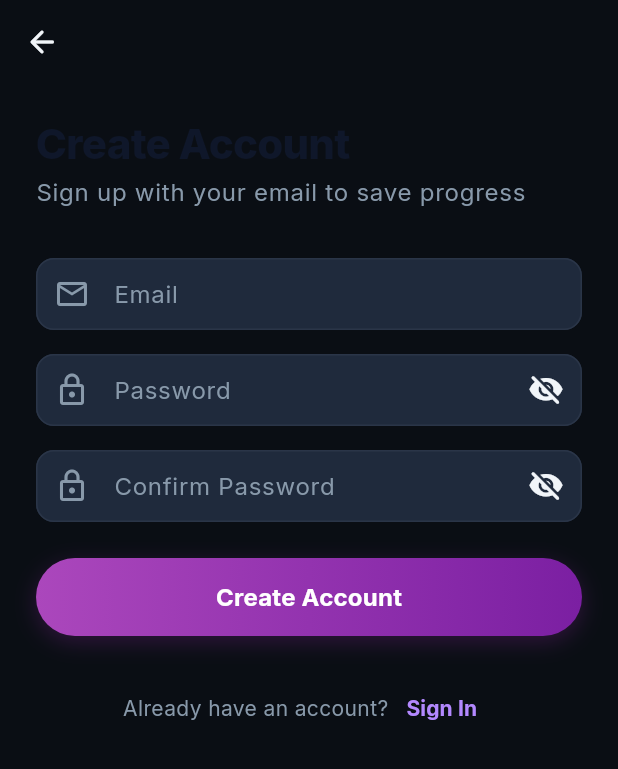
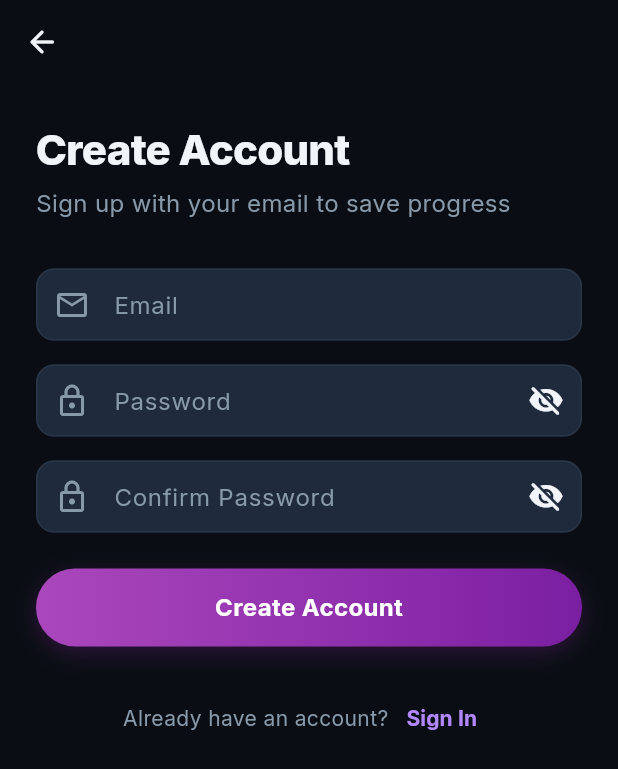
Before and after one commit to sarathfrancis90/Zip, a Flutter app: the AuthScreen screen opened by its route, after a tap on "Continue with Email", on a phone screen of 412 x 824 dp. Shown: the top 769 px of the screen. Run offline on Flutter 3.47's test engine with Material 3 defaults, Android fonts, the phone set to English and light mode, and no system bars; our stand-ins replace audioplayers, confetti, connectivity_plus, firebase_analytics, firebase_core, firebase_crashlytics and 20 more; accounts and stored records are empty; generated files the repository leaves out were written again; network calls fail; statements that could not run were skipped; project files that could hold a hidden picture were left out.

Commit message:
Auth screens: use dark text theme for headings regardless of system theme
Co-Authored-By: Claude Fable 5.1 <noreply@anthropic.com>

```diff
--- a/lib/features/auth/presentation/auth_screen.dart
+++ b/lib/features/auth/presentation/auth_screen.dart
@@ -95,7 +95,7 @@ class AuthScreen extends ConsumerWidget {
                 Text(
                   subtitle,
                   textAlign: TextAlign.center,
-                  style: Theme.of(context).textTheme.bodyLarge?.copyWith(
+                  style: AppTheme.darkTheme.textTheme.bodyLarge?.copyWith(
                     color: AppColors.textSecondaryDark,
                   ),
                 ),
@@ -198,7 +198,7 @@ class AuthScreen extends ConsumerWidget {
                       hasSession && isGuest
                           ? 'Not now'
                           : AppStrings.continueAsGuest,
-                      style: Theme.of(context).textTheme.bodyMedium?.copyWith(
+                      style: AppTheme.darkTheme.textTheme.bodyMedium?.copyWith(
                         color: AppColors.textSecondaryDark,
                       ),
                     ),
--- a/lib/features/auth/presentation/email_auth_screen.dart
+++ b/lib/features/auth/presentation/email_auth_screen.dart
@@ -68,7 +68,7 @@ class _EmailAuthScreenState extends ConsumerState<EmailAuthScreen> {
                 children: [
                   Text(
                     _isSignUp ? 'Create Account' : 'Welcome Back',
-                    style: Theme.of(context).textTheme.displayMedium,
+                    style: AppTheme.darkTheme.textTheme.displayMedium,
                   ),
                   const SizedBox(height: AppSizes.xs),
                   Text(
@@ -81,7 +81,7 @@ class _EmailAuthScreenState extends ConsumerState<EmailAuthScreen> {
                               ? 'Signing in to an existing account replaces '
                                     'your guest progress on this device'
                               : 'Sign in to continue your streak'),
-                    style: Theme.of(context).textTheme.bodyLarge?.copyWith(
+                    style: AppTheme.darkTheme.textTheme.bodyLarge?.copyWith(
                       color: AppColors.textSecondaryDark,
                     ),
                   ),
@@ -211,7 +211,7 @@ class _EmailAuthScreenState extends ConsumerState<EmailAuthScreen> {
                           Expanded(
                             child: Text(
                               _errorMessage!,
-                              style: Theme.of(context).textTheme.bodyMedium
+                              style: AppTheme.darkTheme.textTheme.bodyMedium
                                   ?.copyWith(color: AppColors.error),
                             ),
                           ),
@@ -258,7 +258,7 @@ class _EmailAuthScreenState extends ConsumerState<EmailAuthScreen> {
                                 )
                               : Text(
                                   _isSignUp ? 'Create Account' : 'Sign In',
-                                  style: Theme.of(context).textTheme.titleMedium
+                                  style: AppTheme.darkTheme.textTheme.titleMedium
                                       ?.copyWith(
                                         color: Colors.white,
                                         fontWeight: FontWeight.w700,
@@ -278,7 +278,7 @@ class _EmailAuthScreenState extends ConsumerState<EmailAuthScreen> {
                         _isSignUp
                             ? 'Already have an account?'
                             : "Don't have an account?",
-                        style: Theme.of(context).textTheme.bodyMedium?.copyWith(
+                        style: AppTheme.darkTheme.textTheme.bodyMedium?.copyWith(
                           color: AppColors.textSecondaryDark,
                         ),
                       ),
@@ -292,7 +292,7 @@ class _EmailAuthScreenState extends ConsumerState<EmailAuthScreen> {
                         },
                         child: Text(
                           _isSignUp ? 'Sign In' : 'Sign Up',
-                          style: Theme.of(context).textTheme.labelLarge
+                          style: AppTheme.darkTheme.textTheme.labelLarge
                               ?.copyWith(color: AppColors.purpleLight),
                         ),
                       ),
```
